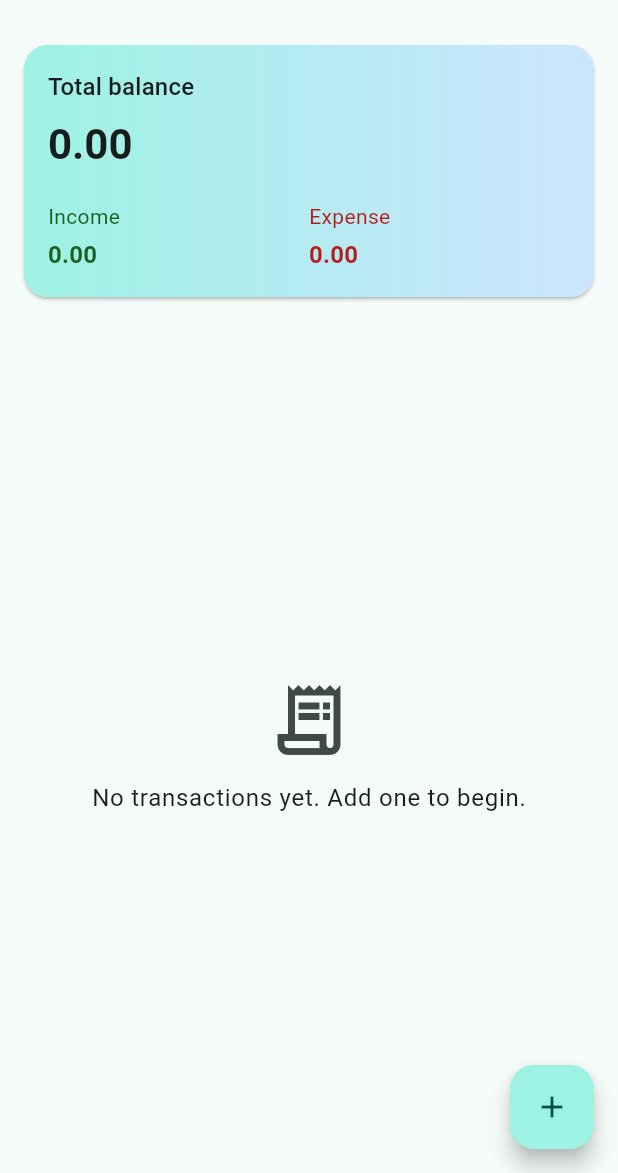
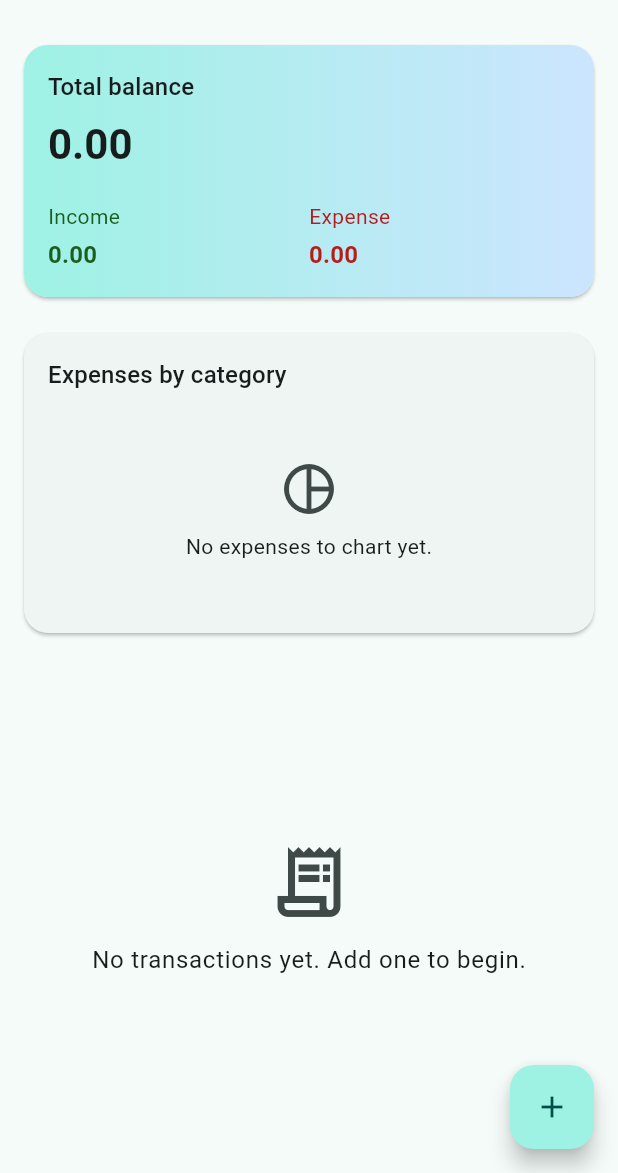
Before and after one commit to awaisAliShah99/expense_tracker_pro, a Flutter app: the screen it shows after launch, on a phone screen of 412 x 824 dp, the part 63-1236 px from its top. Run offline on Flutter 3.47's test engine with Material 3 defaults, Android fonts, the phone set to English and light mode, and no system bars; our stand-ins replace fl_chart, sqflite; accounts and stored records are empty.

Commit message:
task 4: expense pie chart

```diff
--- a/lib/providers/transaction_provider.dart
+++ b/lib/providers/transaction_provider.dart
@@ -21,6 +21,20 @@ class TransactionProvider extends ChangeNotifier {
   double get totalIncome => _totalFor(TransactionType.income);
   double get totalExpense => _totalFor(TransactionType.expense);
   double get totalBalance => totalIncome - totalExpense;
+
+  Map<String, double> getExpenseTotalsByCategory() {
+    final totals = <String, double>{};
+    for (final transaction in _transactions) {
+      if (transaction.type == TransactionType.expense) {
+        totals.update(
+          transaction.category,
+          (total) => total + transaction.amount,
+          ifAbsent: () => transaction.amount,
+        );
+      }
+    }
+    return Map.unmodifiable(totals);
+  }
 
   double _totalFor(TransactionType type) {
     return _transactions
--- a/lib/screens/home_screen.dart
+++ b/lib/screens/home_screen.dart
@@ -6,6 +6,7 @@ import '../providers/transaction_provider.dart';
 import '../theme/app_theme.dart';
 import '../widgets/balance_summary_card.dart';
 import '../widgets/category_icon.dart';
+import '../widgets/expense_pie_chart.dart';
 import 'add_transaction_screen.dart';
 
 class HomeScreen extends StatelessWidget {
@@ -24,6 +25,10 @@ class HomeScreen extends StatelessWidget {
             balance: provider.totalBalance,
             income: provider.totalIncome,
             expense: provider.totalExpense,
+          ),
+          ExpensePieChart(
+            expensesByCategory: provider.getExpenseTotalsByCategory(),
+            totalExpense: provider.totalExpense,
           ),
           if (provider.errorMessage != null && transactions.isNotEmpty)
             MaterialBanner(
--- a/lib/theme/app_theme.dart
+++ b/lib/theme/app_theme.dart
@@ -28,6 +28,40 @@ class TransactionColors extends ThemeExtension<TransactionColors> {
   }
 }
 
+@immutable
+class CategoryColors extends ThemeExtension<CategoryColors> {
+  const CategoryColors(this.colors);
+
+  final Map<String, Color> colors;
+
+  Color colorFor(String category, Color fallback) {
+    return colors[category] ?? fallback;
+  }
+
+  @override
+  CategoryColors copyWith({Map<String, Color>? colors}) {
+    return CategoryColors(colors ?? this.colors);
+  }
+
+  @override
+  CategoryColors lerp(
+    covariant ThemeExtension<CategoryColors>? other,
+    double t,
+  ) {
+    if (other is! CategoryColors) return this;
+
+    final categories = {...colors.keys, ...other.colors.keys};
+    return CategoryColors({
+      for (final category in categories)
+        category: Color.lerp(
+          colors[category] ?? other.colors[category]!,
+          other.colors[category] ?? colors[category]!,
+          t,
+        )!,
+    });
+  }
+}
+
 class AppTheme {
   static final ThemeData lightTheme = _buildTheme(
     Brightness.light,
@@ -35,6 +69,20 @@ class AppTheme {
       income: Color(0xFF1B5E20),
       expense: Color(0xFFB71C1C),
     ),
+    const CategoryColors({
+      'Food': Color(0xFF00796B),
+      'Transport': Color(0xFF1565C0),
+      'Housing': Color(0xFF6D4C41),
+      'Bills': Color(0xFFEF6C00),
+      'Shopping': Color(0xFF7B1FA2),
+      'Health': Color(0xFF558B2F),
+      'Entertainment': Color(0xFFC2185B),
+      'Salary': Color(0xFF00838F),
+      'Freelance': Color(0xFF3949AB),
+      'Investment': Color(0xFF827717),
+      'Gift': Color(0xFFD84315),
+      'Other': Color(0xFF546E7A),
+    }),
   );
 
   static final ThemeData darkTheme = _buildTheme(
@@ -43,11 +91,26 @@ class AppTheme {
       income: Color(0xFF81C784),
       expense: Color(0xFFEF9A9A),
     ),
+    const CategoryColors({
+      'Food': Color(0xFF80CBC4),
+      'Transport': Color(0xFF90CAF9),
+      'Housing': Color(0xFFBCAAA4),
+      'Bills': Color(0xFFFFCC80),
+      'Shopping': Color(0xFFCE93D8),
+      'Health': Color(0xFFC5E1A5),
+      'Entertainment': Color(0xFFF48FB1),
+      'Salary': Color(0xFF80DEEA),
+      'Freelance': Color(0xFF9FA8DA),
+      'Investment': Color(0xFFE6EE9C),
+      'Gift': Color(0xFFFFAB91),
+      'Other': Color(0xFFB0BEC5),
+    }),
   );
 
   static ThemeData _buildTheme(
     Brightness brightness,
     TransactionColors transactionColors,
+    CategoryColors categoryColors,
   ) {
     final colorScheme = ColorScheme.fromSeed(
       seedColor: Colors.teal,
@@ -56,7 +119,7 @@ class AppTheme {
     return ThemeData(
       useMaterial3: true,
       colorScheme: colorScheme,
-      extensions: [transactionColors],
+      extensions: [transactionColors, categoryColors],
     );
   }
 }
--- /dev/null
+++ b/lib/widgets/expense_pie_chart.dart
@@ -0,0 +1,162 @@
+import 'package:fl_chart/fl_chart.dart';
+import 'package:flutter/material.dart';
+
+import '../theme/app_theme.dart';
+
+class ExpensePieChart extends StatelessWidget {
+  const ExpensePieChart({
+    required this.expensesByCategory,
+    required this.totalExpense,
+    super.key,
+  });
+
+  final Map<String, double> expensesByCategory;
+  final double totalExpense;
+
+  @override
+  Widget build(BuildContext context) {
+    final entries =
+        expensesByCategory.entries.where((entry) => entry.value > 0).toList()
+          ..sort((first, second) => second.value.compareTo(first.value));
+
+    return Card(
+      margin: const EdgeInsets.symmetric(horizontal: 16, vertical: 8),
+      clipBehavior: Clip.antiAlias,
+      shape: RoundedRectangleBorder(borderRadius: BorderRadius.circular(16)),
+      child: Padding(
+        padding: const EdgeInsets.all(16),
+        child: Column(
+          crossAxisAlignment: CrossAxisAlignment.start,
+          children: [
+            Text(
+              'Expenses by category',
+              style: Theme.of(context).textTheme.titleMedium,
+            ),
+            const SizedBox(height: 12),
+            if (entries.isEmpty || totalExpense <= 0)
+              _buildEmptyState(context)
+            else
+              _buildChart(context, entries),
+          ],
+        ),
+      ),
+    );
+  }
+
+  Widget _buildEmptyState(BuildContext context) {
+    final theme = Theme.of(context);
+    return SizedBox(
+      height: 132,
+      child: Center(
+        child: Column(
+          mainAxisSize: MainAxisSize.min,
+          children: [
+            Icon(
+              Icons.pie_chart_outline,
+              size: 40,
+              color: theme.colorScheme.onSurfaceVariant,
+            ),
+            const SizedBox(height: 8),
+            Text(
+              'No expenses to chart yet.',
+              style: theme.textTheme.bodyMedium,
+            ),
+          ],
+        ),
+      ),
+    );
+  }
+
+  Widget _buildChart(
+    BuildContext context,
+    List<MapEntry<String, double>> entries,
+  ) {
+    final theme = Theme.of(context);
+    final categoryColors = theme.extension<CategoryColors>();
+    final chartSize = 140.0;
+
+    return SizedBox(
+      height: 164,
+      child: Row(
+        children: [
+          SizedBox(
+            width: chartSize,
+            height: chartSize,
+            child: PieChart(
+              PieChartData(
+                sectionsSpace: 2,
+                centerSpaceRadius: 28,
+                sections: [
+                  for (final entry in entries)
+                    PieChartSectionData(
+                      value: entry.value,
+                      color: categoryColors?.colorFor(
+                        entry.key,
+                        theme.colorScheme.primary,
+                      ),
+                      title: '',
+                      radius: 48,
+                      showTitle: false,
+                    ),
+                ],
+              ),
+            ),
+          ),
+          const SizedBox(width: 12),
+          Expanded(
+            child: ListView.builder(
+              itemCount: entries.length,
+              itemBuilder: (context, index) {
+                final entry = entries[index];
+                final percentage = entry.value / totalExpense * 100;
+                final color = categoryColors?.colorFor(
+                  entry.key,
+                  theme.colorScheme.primary,
+                );
+                return SizedBox(
+                  height: 48,
+                  child: Row(
+                    children: [
+                      Container(
+                        width: 10,
+                        height: 10,
+                        decoration: BoxDecoration(
+                          color: color,
+                          shape: BoxShape.circle,
+                        ),
+                      ),
+                      const SizedBox(width: 8),
+                      Expanded(
+                        child: Text(
+                          entry.key,
+                          maxLines: 1,
+                          overflow: TextOverflow.ellipsis,
+                          style: theme.textTheme.bodySmall,
+                        ),
+                      ),
+                      const SizedBox(width: 4),
+                      Column(
+                        mainAxisAlignment: MainAxisAlignment.center,
+                        crossAxisAlignment: CrossAxisAlignment.end,
+                        children: [
+                          Text(
+                            entry.value.toStringAsFixed(2),
+                            style: theme.textTheme.bodySmall,
+                          ),
+                          Text(
+                            '${percentage.toStringAsFixed(1)}%',
+                            style: theme.textTheme.labelSmall,
+                          ),
+                        ],
+                      ),
+                    ],
+                  ),
+                );
+              },
+            ),
+          ),
+        ],
+      ),
+    );
+  }
+}
--- a/pubspec.yaml
+++ b/pubspec.yaml
@@ -37,6 +37,7 @@ dependencies:
   sqflite: ^2.4.6
   path: ^1.9.1
   provider: ^6.1.5+1
+  fl_chart: ^1.3.1
 
 dev_dependencies:
   flutter_test:
```
Also changed, not shown: pubspec.lock, 1 other file.
